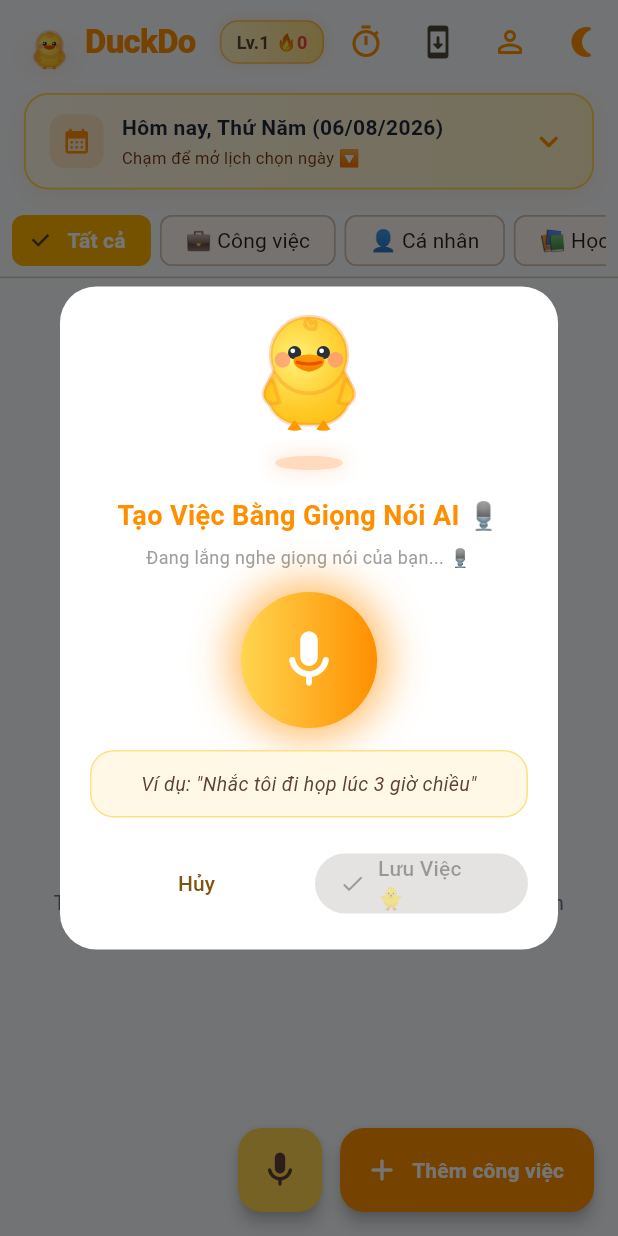
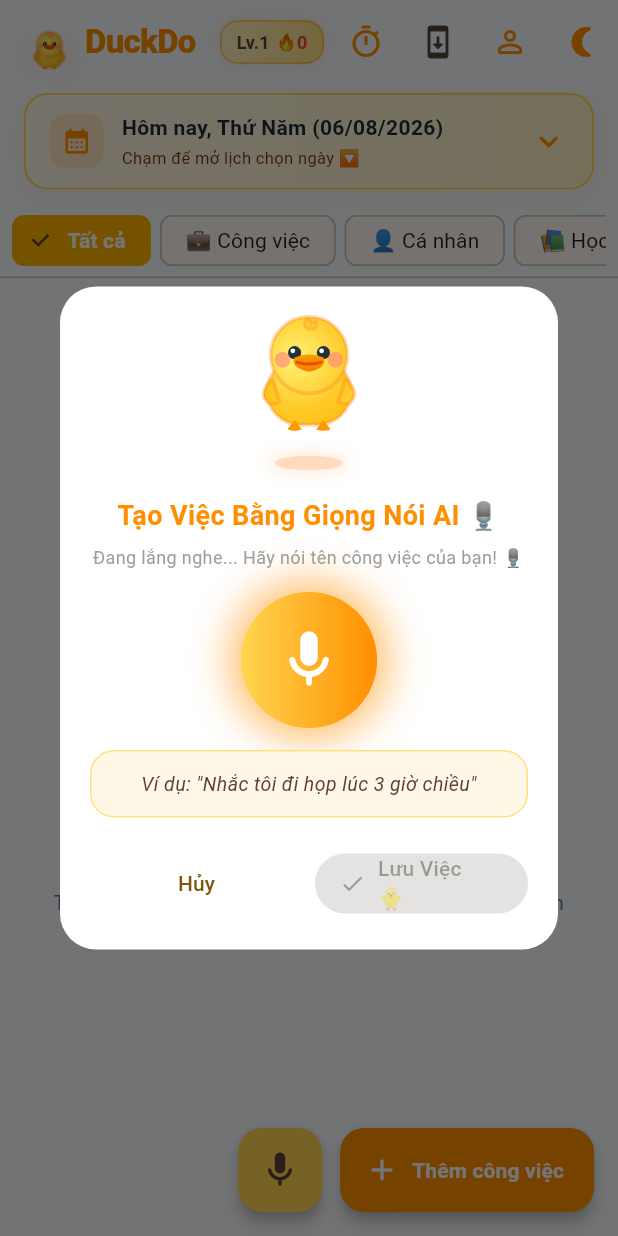
Before and after one commit to LeNgocDuy-SW/DuckDo_App, a Flutter app: the screen it shows after launch, after a tap on "Bỏ qua", after a tap on the "mic" icon, on a phone screen of 412 x 824 dp. Run offline on Flutter 3.47's test engine with Material 3 defaults, Android fonts, the phone set to English and light mode, and no system bars; our stand-ins replace firebase_auth, firebase_core, flutter_local_notifications, flutter_riverpod, google_sign_in, isar and 6 more; missing offline and left inert: home_widget; accounts and stored records are empty; generated files the repository leaves out were written again; network calls fail.

Commit message:
Bump version to v1.0.9+10 and update UI/Voice AI

```diff
--- a/lib/home_screen.dart
+++ b/lib/home_screen.dart
@@ -8,6 +8,7 @@ import 'services/sound_service.dart';
 import 'widgets/duck_logo.dart';
 import 'widgets/duck_wardrobe_sheet.dart';
 import 'screens/pomodoro_screen.dart';
+import 'screens/auth_screen.dart';
 import 'services/auth_service.dart';
 import 'services/cloud_sync_service.dart';
 import 'widgets/voice_task_dialog.dart';
@@ -63,7 +64,7 @@ class _HomeScreenState extends ConsumerState<HomeScreen> {
             ),
             const SizedBox(height: 12),
             Text(
-              user != null ? user.displayName : 'Chưa đăng nhập',
+              user != null ? user.displayName : 'Chưa đăng nhập (Khách)',
               style: TextStyle(
                 fontSize: 17,
                 fontWeight: FontWeight.bold,
@@ -71,7 +72,7 @@ class _HomeScreenState extends ConsumerState<HomeScreen> {
               ),
             ),
             Text(
-              user != null ? user.email : 'Đăng nhập để đồng bộ dữ liệu',
+              user != null ? user.email : 'Đăng nhập để đồng bộ dữ liệu đám mây',
               style: const TextStyle(fontSize: 12, color: Colors.grey),
             ),
             const SizedBox(height: 20),
@@ -103,10 +104,15 @@ class _HomeScreenState extends ConsumerState<HomeScreen> {
                 shape: RoundedRectangleBorder(borderRadius: BorderRadius.circular(14)),
                 tileColor: Colors.red.withValues(alpha: 0.1),
                 leading: const Icon(Icons.logout_rounded, color: Colors.red),
-                title: const Text('Đăng xuất', style: TextStyle(color: Colors.red, fontWeight: FontWeight.bold)),
+                title: const Text('Đăng xuất & Đổi tài khoản 🔑', style: TextStyle(color: Colors.red, fontWeight: FontWeight.bold)),
                 onTap: () async {
                   await AuthService().signOut();
-                  if (context.mounted) Navigator.pop(context);
+                  if (context.mounted) {
+                    Navigator.pop(context);
+                    Navigator.of(ctx).pushReplacement(
+                      MaterialPageRoute(builder: (c) => const AuthScreen()),
+                    );
+                  }
                 },
               ),
             ] else ...[
@@ -115,6 +121,9 @@ class _HomeScreenState extends ConsumerState<HomeScreen> {
                 child: ElevatedButton.icon(
                   onPressed: () {
                     Navigator.pop(context);
+                    Navigator.of(ctx).push(
+                      MaterialPageRoute(builder: (c) => const AuthScreen()),
+                    );
                   },
                   style: ElevatedButton.styleFrom(
                     backgroundColor: const Color(0xFFFF8F00),
@@ -123,7 +132,7 @@ class _HomeScreenState extends ConsumerState<HomeScreen> {
                     padding: const EdgeInsets.symmetric(vertical: 14),
                   ),
                   icon: const Icon(Icons.login_rounded),
-                  label: const Text('Đăng nhập / Đăng ký', style: TextStyle(fontWeight: FontWeight.bold)),
+                  label: const Text('Đăng nhập / Đăng ký Tài khoản 🔑', style: TextStyle(fontWeight: FontWeight.bold)),
                 ),
               ),
             ],
--- a/lib/screens/auth_screen.dart
+++ b/lib/screens/auth_screen.dart
@@ -453,46 +453,92 @@ class _AuthScreenState extends ConsumerState<AuthScreen>
                     const SizedBox(height: 16),
 
                     // Social Login Buttons
-                    Row(
+                    Column(
                       children: [
-                        Expanded(
-                          child: OutlinedButton.icon(
+                        // Google Button
+                        SizedBox(
+                          width: double.infinity,
+                          height: 52,
+                          child: OutlinedButton(
                             onPressed: _isLoading ? null : _handleGoogleAuth,
                             style: OutlinedButton.styleFrom(
-                              padding: const EdgeInsets.symmetric(vertical: 14),
+                              backgroundColor: isDark ? const Color(0xFF1E293B) : Colors.white,
+                              foregroundColor: isDark ? Colors.white : const Color(0xFF1F2937),
+                              side: BorderSide(
+                                color: isDark ? const Color(0xFF334155) : const Color(0xFFCBD5E1),
+                                width: 1.5,
+                              ),
                               shape: RoundedRectangleBorder(
                                 borderRadius: BorderRadius.circular(16),
                               ),
-                              side: BorderSide(
-                                color: isDark ? Colors.white24 : Colors.grey.shade300,
-                              ),
+                              elevation: isDark ? 0 : 1,
                             ),
-                            icon: const Text('🌐', style: TextStyle(fontSize: 20)),
-                            label: Text(
-                              'Google',
-                              style: TextStyle(
-                                fontWeight: FontWeight.bold,
-                                color: isDark ? Colors.white : const Color(0xFF1E293B),
-                              ),
+                            child: Row(
+                              mainAxisAlignment: MainAxisAlignment.center,
+                              children: [
+                                SizedBox(
+                                  width: 22,
+                                  height: 22,
+                                  child: CustomPaint(painter: _GoogleGLogoPainter()),
+                                ),
+                                const SizedBox(width: 12),
+                                const Text(
+                                  'Đăng nhập bằng Google',
+                                  style: TextStyle(
+                                    fontSize: 15,
+                                    fontWeight: FontWeight.bold,
+                                  ),
+                                ),
+                              ],
                             ),
                           ),
                         ),
-                        const SizedBox(width: 12),
-                        Expanded(
-                          child: OutlinedButton.icon(
+                        const SizedBox(height: 12),
+                        // Facebook Button
+                        SizedBox(
+                          width: double.infinity,
+                          height: 52,
+                          child: ElevatedButton(
                             onPressed: _isLoading ? null : _handleFacebookAuth,
-                            style: OutlinedButton.styleFrom(
-                              padding: const EdgeInsets.symmetric(vertical: 14),
-                              foregroundColor: const Color(0xFF1877F2),
+                            style: ElevatedButton.styleFrom(
+                              backgroundColor: const Color(0xFF1877F2),
+                              foregroundColor: Colors.white,
+                              elevation: 2,
                               shape: RoundedRectangleBorder(
                                 borderRadius: BorderRadius.circular(16),
                               ),
-                              side: const BorderSide(color: Color(0xFF1877F2)),
                             ),
-                            icon: const Text('📘', style: TextStyle(fontSize: 20)),
-                            label: const Text(
-                              'Facebook',
-                              style: TextStyle(fontWeight: FontWeight.bold),
+                            child: Row(
+                              mainAxisAlignment: MainAxisAlignment.center,
+                              children: [
+                                Container(
+                                  width: 24,
+                                  height: 24,
+                                  decoration: const BoxDecoration(
+                                    color: Colors.white,
+                                    shape: BoxShape.circle,
+                                  ),
+                                  child: const Center(
+                                    child: Text(
+                                      'f',
+                                      style: TextStyle(
+                                        color: Color(0xFF1877F2),
+                                        fontWeight: FontWeight.w900,
+                                        fontSize: 17,
+                                        height: 1.1,
+                                      ),
+                                    ),
+                                  ),
+                                ),
+                                const SizedBox(width: 12),
+                                const Text(
+                                  'Đăng nhập bằng Facebook',
+                                  style: TextStyle(
+                                    fontSize: 15,
+                                    fontWeight: FontWeight.bold,
+                                  ),
+                                ),
+                              ],
                             ),
                           ),
                         ),
@@ -510,3 +556,70 @@ class _AuthScreenState extends ConsumerState<AuthScreen>
     );
   }
 }
+
+class _GoogleGLogoPainter extends CustomPainter {
+  @override
+  void paint(Canvas canvas, Size size) {
+    final double w = size.width;
+    final double h = size.height;
+
+    // Blue arc & horizontal bar
+    final Paint bluePaint = Paint()
+      ..color = const Color(0xFF4285F4)
+      ..style = PaintingStyle.fill;
+    final Path bluePath = Path()
+      ..moveTo(w * 0.95, h * 0.5)
+      ..cubicTo(w * 0.95, h * 0.44, w * 0.94, h * 0.38, w * 0.93, h * 0.32)
+      ..lineTo(w * 0.5, h * 0.32)
+      ..lineTo(w * 0.5, h * 0.52)
+      ..lineTo(w * 0.76, h * 0.52)
+      ..cubicTo(w * 0.75, h * 0.61, w * 0.69, h * 0.71, w * 0.5, h * 0.71)
+      ..close();
+    canvas.drawPath(bluePath, bluePaint);
+
+    // Red arc
+    final Paint redPaint = Paint()
+      ..color = const Color(0xFFEA4335)
+      ..style = PaintingStyle.fill;
+    final Path redPath = Path()
+      ..moveTo(w * 0.5, h * 0.28)
+      ..cubicTo(w * 0.62, h * 0.28, w * 0.72, h * 0.33, w * 0.79, h * 0.39)
+      ..lineTo(w * 0.9, h * 0.28)
+      ..cubicTo(w * 0.8, h * 0.19, w * 0.66, h * 0.13, w * 0.5, h * 0.13)
+      ..cubicTo(w * 0.32, h * 0.13, w * 0.17, h * 0.23, w * 0.1, h * 0.38)
+      ..lineTo(w * 0.26, h * 0.5)
+      ..cubicTo(w * 0.3, h * 0.37, w * 0.39, h * 0.28, w * 0.5, h * 0.28)
+      ..close();
+    canvas.drawPath(redPath, redPaint);
+
+    // Yellow arc
+    final Paint yellowPaint = Paint()
+      ..color = const Color(0xFFFBBC05)
+      ..style = PaintingStyle.fill;
+    final Path yellowPath = Path()
+      ..moveTo(w * 0.1, h * 0.38)
+      ..cubicTo(w * 0.05, h * 0.46, w * 0.05, h * 0.54, w * 0.1, h * 0.62)
+      ..lineTo(w * 0.26, h * 0.5)
+      ..cubicTo(w * 0.25, h * 0.47, w * 0.25, h * 0.43, w * 0.26, h * 0.38)
+      ..close();
+    canvas.drawPath(yellowPath, yellowPaint);
+
+    // Green arc
+    final Paint greenPaint = Paint()
+      ..color = const Color(0xFF34A853)
+      ..style = PaintingStyle.fill;
+    final Path greenPath = Path()
+      ..moveTo(w * 0.5, h * 0.71)
+      ..cubicTo(w * 0.39, h * 0.71, w * 0.3, h * 0.63, w * 0.26, h * 0.5)
+      ..lineTo(w * 0.1, h * 0.62)
+      ..cubicTo(w * 0.17, h * 0.77, w * 0.32, h * 0.87, w * 0.5, h * 0.87)
+      ..cubicTo(w * 0.66, h * 0.87, w * 0.79, h * 0.81, w * 0.88, h * 0.73)
+      ..lineTo(w * 0.73, h * 0.61)
+      ..cubicTo(w * 0.67, h * 0.67, w * 0.59, h * 0.71, w * 0.5, h * 0.71)
+      ..close();
+    canvas.drawPath(greenPath, greenPaint);
+  }
+
+  @override
+  bool shouldRepaint(covariant CustomPainter oldDelegate) => false;
+}
--- a/lib/widgets/voice_task_dialog.dart
+++ b/lib/widgets/voice_task_dialog.dart
@@ -60,7 +60,8 @@ class _VoiceTaskDialogState extends ConsumerState<VoiceTaskDialog>
           if (mounted) {
             setState(() {
               _isListening = false;
-              _statusMessage = 'Hãy thử lại hoặc gõ tiêu đề trực tiếp.';
+              _statusMessage =
+                  'Không nghe rõ: ${error.errorMsg}. Nhấn vào Micro để thử lại!';
             });
           }
         },
@@ -68,19 +69,44 @@ class _VoiceTaskDialogState extends ConsumerState<VoiceTaskDialog>
 
       if (available && mounted) {
         _startListening();
+      } else if (mounted) {
+        setState(() {
+          _statusMessage =
+              'Không thể kết nối Micro. Bạn hãy cấp quyền Micro trong Cài đặt điện thoại nhé!';
+        });
       }
-    } catch (_) {}
+    } catch (e) {
+      if (mounted) {
+        setState(() {
+          _statusMessage = 'Không thể bật giọng nói: $e';
+        });
+      }
+    }
   }
 
   void _startListening() async {
     await SoundService().playClickHaptics();
+    if (!_speech.isAvailable) {
+      bool available = await _speech.initialize();
+      if (!available) {
+        if (mounted) {
+          setState(() {
+            _statusMessage =
+                'Micro chưa sẵn sàng. Hãy cấp quyền Micro trong cài đặt ứng dụng.';
+          });
+        }
+        return;
+      }
+    }
+
     setState(() {
       _isListening = true;
-      _statusMessage = 'Đang lắng nghe giọng nói của bạn... 🎙️';
+      _statusMessage = 'Đang lắng nghe... Hãy nói tên công việc của bạn! 🎙️';
     });
 
     await _speech.listen(
       listenOptions: stt.SpeechListenOptions(
+        localeId: 'vi_VN',
         listenMode: stt.ListenMode.dictation,
         cancelOnError: false,
         partialResults: true,
--- a/pubspec.yaml
+++ b/pubspec.yaml
@@ -16,7 +16,7 @@ publish_to: 'none' # Remove this line if you wish to publish to pub.dev
 # https://developer.apple.com/library/archive/documentation/General/Reference/InfoPlistKeyReference/Articles/CoreFoundationKeys.html
 # In Windows, build-name is used as the major, minor, and patch parts
 # of the product and file versions while build-number is used as the build suffix.
-version: 1.0.8+9
+version: 1.0.9+10
 
 environment:
   sdk: ^3.10.8
--- a/version.json
+++ b/version.json
@@ -1,6 +1,6 @@
 {
-  "version": "1.0.8",
-  "versionCode": 9,
+  "version": "1.0.9",
+  "versionCode": 10,
   "downloadUrl": "https://github.com/LeNgocDuy-SW/DuckDo_App/releases/latest/download/app-release.apk",
   "releaseNotes": "Update authentication"
 }
```
